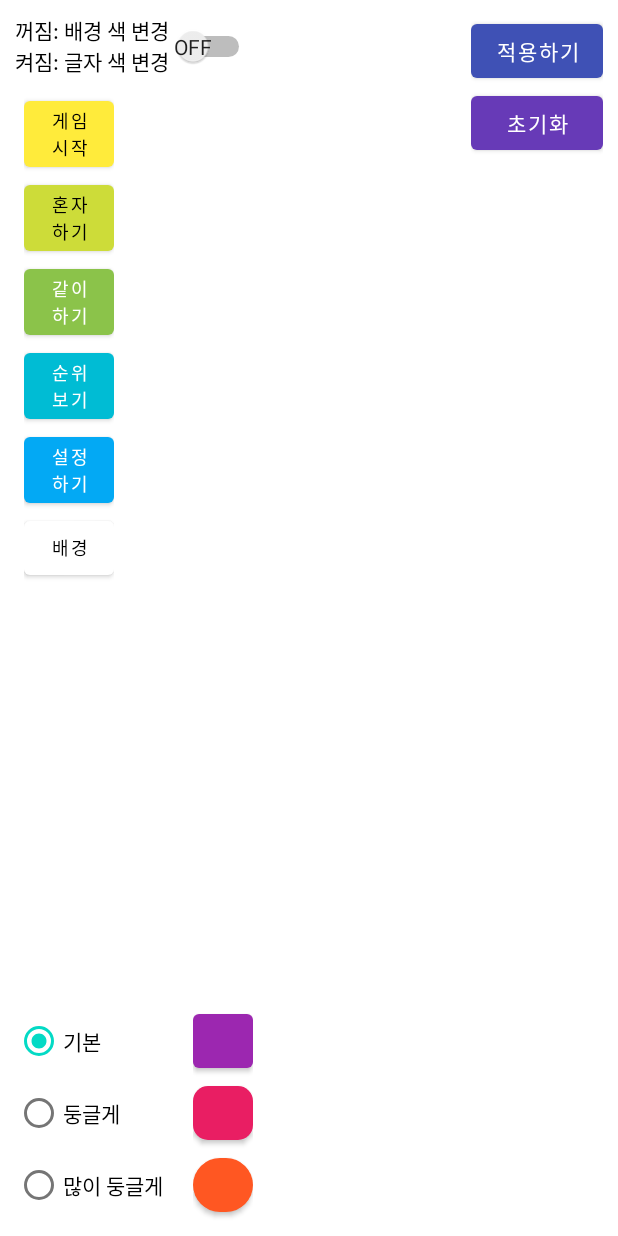
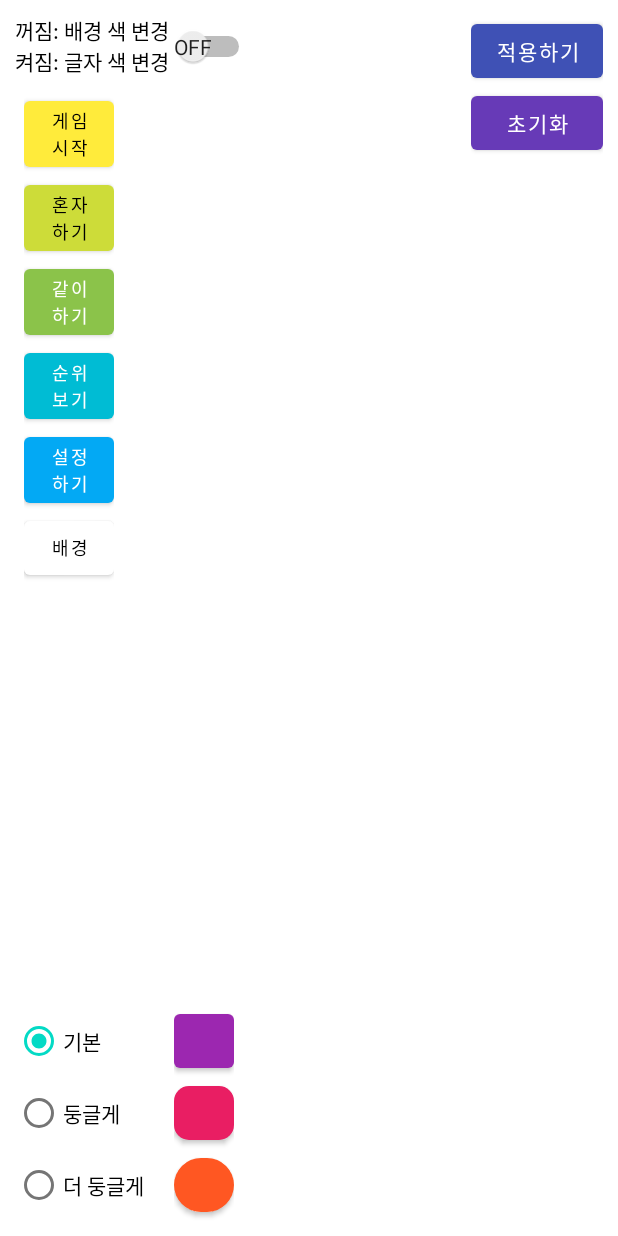
Before and after one commit to lainy-lain/onlineNumBaseBall, an Android app: the Setting screen opened directly, with no data from a screen before it, on a phone screen of 412 x 824 dp. Run offline under Robolectric (Android 15) with nearby library versions, the phone set to English and light mode, and no system bars; our stand-ins replace Firebase (no records; nobody signed in at launch, a user with empty details on screens opened directly); libraries missing offline, so code that uses them is left out: com.firebase.ui.

Commit message:
small change

```diff
--- a/app/src/main/res/values/strings.xml
+++ b/app/src/main/res/values/strings.xml
@@ -27,5 +27,5 @@
     <string name="initialize">초기화</string>
     <string name="basic">기본</string>
     <string name="round">둥글게</string>
-    <string name="rround">많이 둥글게</string>
+    <string name="rround">더 둥글게</string>
 </resources>
```
